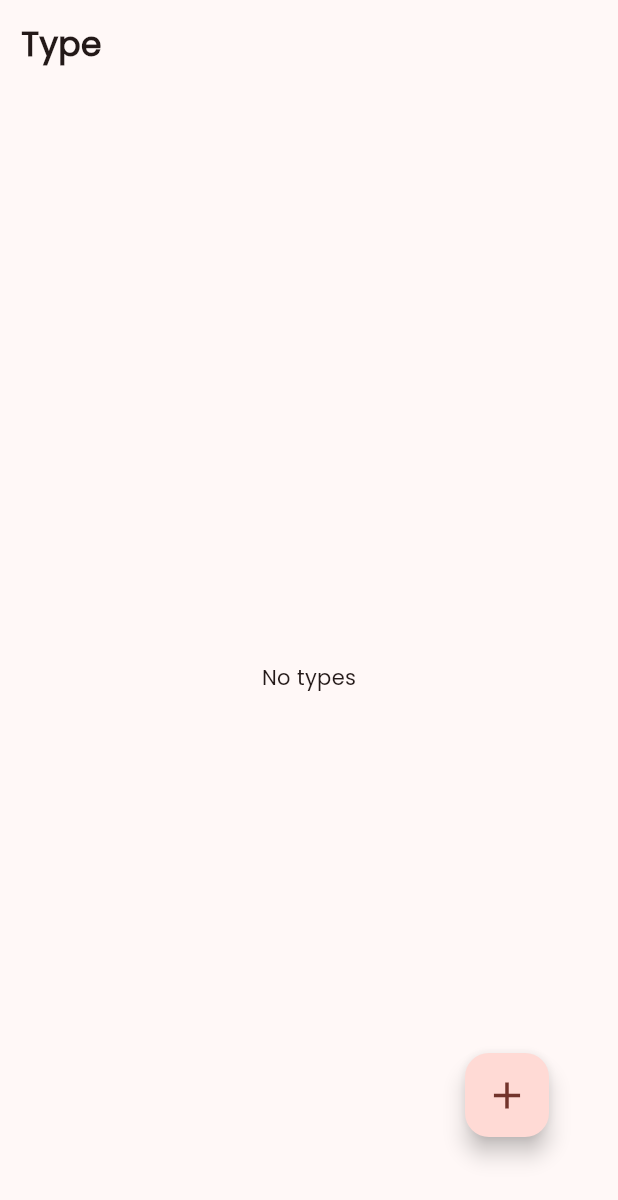
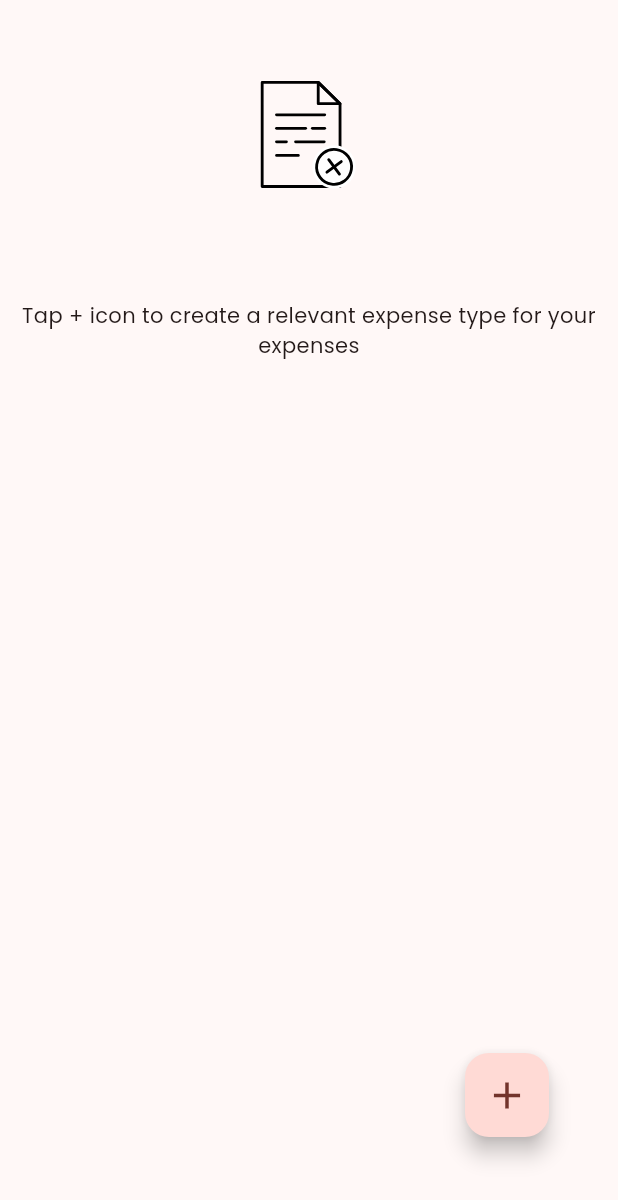
Before and after one commit to Sakthikarthick3107/expense-log, a Flutter app: the ExpenseTypeScreen screen opened directly, on a phone screen of 412 x 824 dp. Shown: the top 1200 px of the screen. Run offline on Flutter 3.47's test engine with Material 3 defaults, Android fonts, the light colour scheme and no system bars; our stand-ins replace file_picker, fluttertoast, hive, hive_flutter, lottie and 2 more; missing offline and left inert: dart:ffi; accounts and stored records are empty; network calls fail.

Commit message:
ui changes

```diff
--- a/lib/screens/expense_type_screen.dart
+++ b/lib/screens/expense_type_screen.dart
@@ -5,6 +5,7 @@ import 'package:expense_log/services/ui_service.dart';
 import 'package:expense_log/widgets/expense_type_form.dart';
 import 'package:flutter/material.dart';
 import 'package:hive_flutter/adapters.dart';
+import 'package:lottie/lottie.dart';
 import 'package:provider/provider.dart';
 
 class ExpenseTypeScreen extends StatefulWidget {
@@ -32,30 +33,28 @@ class _ExpenseTypeScreenState extends State<ExpenseTypeScreen> {
       body: Column(
         crossAxisAlignment: CrossAxisAlignment.start,
         children: [
-            Container(
-
-              padding:const EdgeInsets.all(14),
-                margin:const EdgeInsets.only(bottom: 20,),
-
-
-                child: const Text(
-                      'Type',
-                      style: TextStyle(
-                        fontSize: 22,
-                        fontWeight: FontWeight.bold
-                      ),
-                    ),
-              ),
-
-
           Expanded(
             child: ValueListenableBuilder(
               valueListenable: Hive.box<ExpenseType>('expenseTypeBox').listenable(),
               builder: (context, Box<dynamic> box, _) {
                 final expTypes = _expenseService.getExpenseTypes();
                 if (expTypes.isEmpty) {
-                  return const  Center(
-                    child: Text('No types'),
+                  return  Column(
+                    mainAxisAlignment: MainAxisAlignment.start,
+                    crossAxisAlignment: CrossAxisAlignment.center,
+                    children: [
+                      Lottie.asset(
+                        'assets/add-note.json',
+                        width: 200,
+                        height: 200,
+                      ),
+                     const Text(
+                        'Tap + icon to create a relevant expense type for your expenses',
+                        style: TextStyle(
+                        ),
+                        textAlign: TextAlign.center,
+                      ),
+                    ],
                   );
                 }
                 return Container(
@@ -110,6 +109,7 @@ class _ExpenseTypeScreenState extends State<ExpenseTypeScreen> {
                 builder: (context) =>const ExpenseTypeForm()
             );
           },
+          tooltip: 'Create new type',
           child: const Icon(
             Icons.add,
             size: 30,
--- a/pubspec.yaml
+++ b/pubspec.yaml
@@ -16,7 +16,7 @@ publish_to: 'none' # Remove this line if you wish to publish to pub.dev
 # https://developer.apple.com/library/archive/documentation/General/Reference/InfoPlistKeyReference/Articles/CoreFoundationKeys.html
 # In Windows, build-name is used as the major, minor, and patch parts
 # of the product and file versions while build-number is used as the build suffix.
-version: 1.0.3+1
+version: 1.0.4+1
 
 environment:
   sdk: '>=3.4.4 <4.0.0'
```
Also changed, not shown: lib/screens/daily_expense_screen.dart (+47 -3 lines), lib/updates/app_update.dart (+5 -5 lines).
